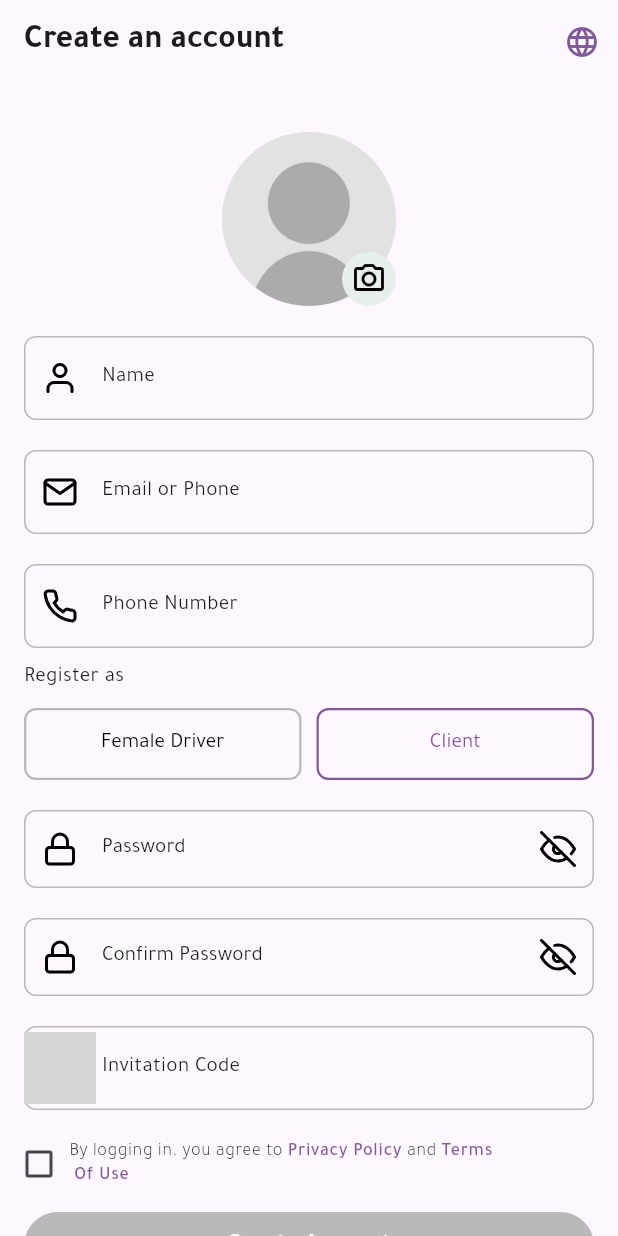
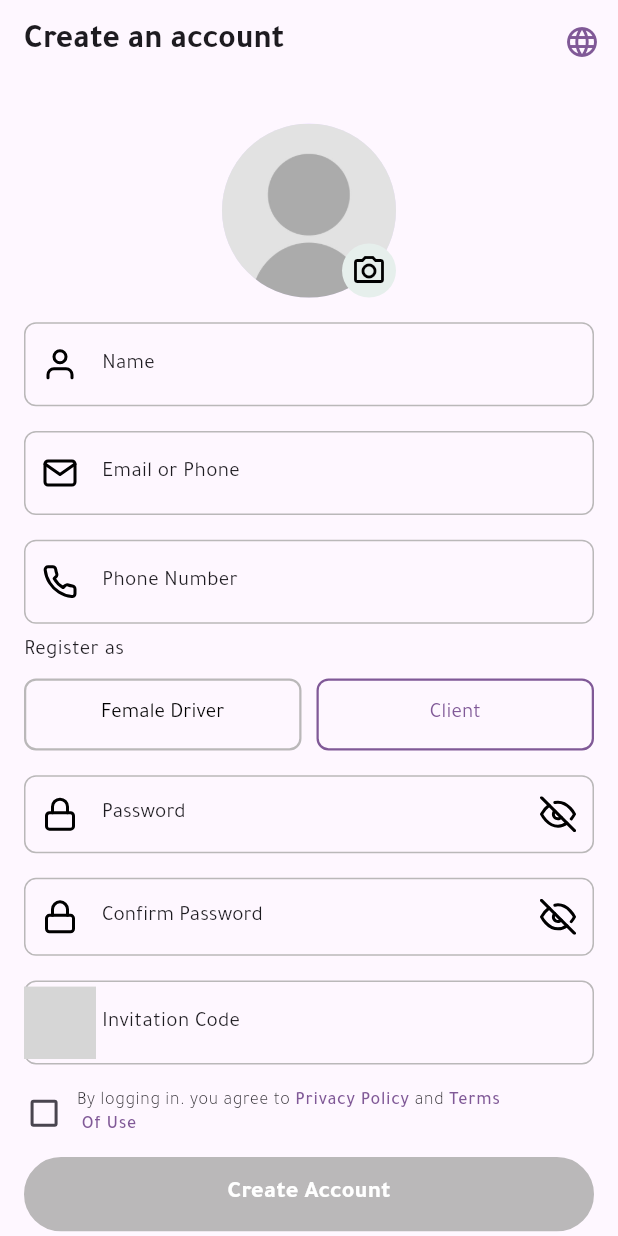
Before and after one commit to elsankry02/Lady_Driver_App, a Flutter app: the screen it shows after launch, after a tap on "Skip", after a tap on "Create Account", on a phone screen of 412 x 824 dp. Run offline on Flutter 3.47's test engine with Material 3 defaults, Android fonts, the phone set to English and light mode, and no system bars; our stand-ins replace auto_route, bloc, flutter_bloc, flutter_svg, image_picker, pinput and 1 more; grey boxes are pictures that could not be loaded.

Commit message:
finished adding media Query to the application

```diff
--- a/lib/core/components/custom_botton.dart
+++ b/lib/core/components/custom_botton.dart
@@ -20,7 +20,7 @@ class CustomBotton extends StatelessWidget {
     double mediaQueryHeight = MediaQuery.of(context).size.height;
     double mediaQueryWidth = MediaQuery.of(context).size.width;
     return Container(
-      height: mediaQueryHeight * 0.055,
+      height: mediaQueryHeight * 0.060,
       width: mediaQueryWidth,
       decoration: BoxDecoration(
         border: Border.all(
--- a/lib/core/components/rich_text_privacy_policy.dart
+++ b/lib/core/components/rich_text_privacy_policy.dart
@@ -16,20 +16,25 @@ class _RichTextPrivacyPolicyState extends State<RichTextPrivacyPolicy> {
   @override
   Widget build(BuildContext context) {
     final textTheme = Theme.of(context).textTheme;
+    double mediaQueryWidth = MediaQuery.of(context).size.width;
+    double mediaQueryHeight = MediaQuery.of(context).size.height;
 
-    return Row(
+    return Expanded(
+      child: Row(
         children: [
           //! checkBox
-        SizedBox(
-          height: 20,
-          width: 20,
+          Container(
+            margin: EdgeInsetsDirectional.symmetric(
+                horizontal: mediaQueryWidth * 0.020),
+            height: mediaQueryHeight * 0.025,
+            width: mediaQueryWidth * 0.025,
             child: Checkbox(
               activeColor: ColorManger.kPrimaryColor,
               value: widget.value,
               onChanged: widget.onChanged,
             ),
           ),
-        const SizedBox(width: 10),
+          SizedBox(width: mediaQueryWidth * 0.020),
           RichText(
             text: TextSpan(
               children: [
@@ -59,6 +64,7 @@ class _RichTextPrivacyPolicyState extends State<RichTextPrivacyPolicy> {
             ),
           ),
         ],
+      ),
     );
   }
 }
--- a/lib/home/data/manger/app_language/app_language_cubit.dart
+++ b/lib/home/data/manger/app_language/app_language_cubit.dart
@@ -1,7 +1,8 @@
 import 'package:bloc/bloc.dart';
+import 'package:meta/meta.dart';
+
 import '../../../../core/cached/cached_helper.dart';
 import '../../../../core/models/enums_local_language.dart';
-import 'package:meta/meta.dart';
 
 part 'app_language_state.dart';
 
--- a/lib/home/pages/change_language/change_language_page.dart
+++ b/lib/home/pages/change_language/change_language_page.dart
@@ -1,9 +1,9 @@
 import 'package:auto_route/auto_route.dart';
 import 'package:flutter/material.dart';
 import 'package:flutter_bloc/flutter_bloc.dart';
-import '../../../core/constant/color_manger.dart';
 
 import '../../../core/cached/cached_helper.dart';
+import '../../../core/constant/color_manger.dart';
 import '../../../core/models/enums_local_language.dart';
 import '../../../l10n/app_localizations.dart';
 import '../../data/manger/app_language/app_language_cubit.dart';
@@ -43,7 +43,7 @@ class _ChangeLanguagePageState extends State<ChangeLanguagePage> {
       ),
       body: SafeArea(
         child: Padding(
-          padding: const EdgeInsets.symmetric(horizontal: 15),
+          padding: const EdgeInsetsDirectional.symmetric(horizontal: 15),
           child: Column(
             children: [
               Directionality(
--- a/lib/home/pages/create_an_account/create_an_account_page.dart
+++ b/lib/home/pages/create_an_account/create_an_account_page.dart
@@ -1,8 +1,8 @@
 import 'package:auto_route/auto_route.dart';
 import 'package:flutter/material.dart';
-import '../../../core/components/custom_icon_change_language.dart';
 
 import '../../../core/components/custom_botton.dart';
+import '../../../core/components/custom_icon_change_language.dart';
 import '../../../core/components/custom_textformfield.dart';
 import '../../../core/components/custom_textformfield_password.dart';
 import '../../../core/components/rich_text_privacy_policy.dart';
@@ -42,11 +42,9 @@ class _CreateAnAccountPageState extends State<CreateAnAccountPage> {
   @override
   Widget build(BuildContext context) {
     final textTheme = Theme.of(context).textTheme;
-    const sizedbox = SizedBox(height: 20);
+    double mediaQueryHeight = MediaQuery.of(context).size.height;
     return Scaffold(
       appBar: AppBar(
-        forceMaterialTransparency: true,
-        automaticallyImplyLeading: false,
         title:
             //! إنشاء حساب في ليدي درايفر
             Text(
@@ -57,16 +55,19 @@ class _CreateAnAccountPageState extends State<CreateAnAccountPage> {
           //! Custom Icon Change Language
           CustomIconChangeLanguagePage(),
         ],
+        forceMaterialTransparency: true,
+        automaticallyImplyLeading: false,
       ),
       body: Form(
         key: keyform,
         child: ListView(
-          padding: const EdgeInsets.symmetric(horizontal: 16),
+          padding: const EdgeInsetsDirectional.symmetric(horizontal: 16),
           children: [
-            const SizedBox(height: 32),
+            SizedBox(height: mediaQueryHeight * 0.032),
             //! الصورة
             const CirclerImagePicker(),
-            sizedbox,
+            SizedBox(height: mediaQueryHeight * 0.020),
+
             //! الاسم
             CustomTextFormField(
               validator: (value) {
@@ -80,7 +81,7 @@ class _CreateAnAccountPageState extends State<CreateAnAccountPage> {
               suffixIcon: SvgManger.kUser,
               controller: userController,
             ),
-            sizedbox,
+            SizedBox(height: mediaQueryHeight * 0.020),
             //! البريد الالكترونى
             CustomTextFormField(
               validator: (value) {
@@ -94,7 +95,7 @@ class _CreateAnAccountPageState extends State<CreateAnAccountPage> {
               suffixIcon: SvgManger.kMail,
               controller: emailController,
             ),
-            sizedbox,
+            SizedBox(height: mediaQueryHeight * 0.020),
             //! رقم الهاتف
             CustomTextFormField(
               validator: (value) {
@@ -109,15 +110,16 @@ class _CreateAnAccountPageState extends State<CreateAnAccountPage> {
               keyboardType: TextInputType.phone,
               controller: phoneController,
             ),
-            const SizedBox(height: 10),
+            SizedBox(height: mediaQueryHeight * 0.010),
+
             //! تسجيل الدخول ک
             Text(
               AppLocalizations.of(context)!.registerAs,
             ),
-            const SizedBox(height: 10),
+            SizedBox(height: mediaQueryHeight * 0.010),
             //! Create Account Enum Widget
             const EnumsCreateAccountWidget(),
-            sizedbox,
+            SizedBox(height: mediaQueryHeight * 0.020),
             //! كلمة المرور
             CustomTextFormFiledPassword(
               validator: (value) {
@@ -131,7 +133,8 @@ class _CreateAnAccountPageState extends State<CreateAnAccountPage> {
               suffixIcon: SvgManger.kLock,
               controller: passwordController,
             ),
-            sizedbox, //! تاكيد كلمه المرور
+            SizedBox(height: mediaQueryHeight * 0.020),
+            //! تاكيد كلمه المرور
             CustomTextFormFiledPassword(
               validator: (value) {
                 if (value!.length < 6) {
@@ -144,7 +147,7 @@ class _CreateAnAccountPageState extends State<CreateAnAccountPage> {
               suffixIcon: SvgManger.kLock,
               controller: passwordController,
             ),
-            sizedbox,
+            SizedBox(height: mediaQueryHeight * 0.020),
             //! كود الدعوة
             CustomTextFormField(
               validator: (value) {
@@ -158,7 +161,7 @@ class _CreateAnAccountPageState extends State<CreateAnAccountPage> {
               suffixIcon: SvgManger.kShare2,
               controller: inviteCodeController,
             ),
-            sizedbox,
+            SizedBox(height: mediaQueryHeight * 0.020),
             //! CheckBox & سياسه الخصوصيه
             RichTextPrivacyPolicy(
               value: isSelected,
@@ -168,7 +171,8 @@ class _CreateAnAccountPageState extends State<CreateAnAccountPage> {
                 });
               },
             ),
-            const SizedBox(height: 16),
+            SizedBox(height: mediaQueryHeight * 0.016),
+
             //! إنشاء الحساب
             GestureDetector(
               onTap: isSelected
@@ -186,10 +190,10 @@ class _CreateAnAccountPageState extends State<CreateAnAccountPage> {
                       ? ColorManger.kPrimaryColor
                       : ColorManger.kBorderColor),
             ),
-            const SizedBox(height: 30),
+            SizedBox(height: mediaQueryHeight * 0.030),
             //! Rich Text
             RichTextCreateAnAccountWidget(textTheme: textTheme),
-            sizedbox,
+            SizedBox(height: mediaQueryHeight * 0.020),
           ],
         ),
       ),
--- a/lib/home/pages/on_boarding/onboarding_page.dart
+++ b/lib/home/pages/on_boarding/onboarding_page.dart
@@ -29,11 +29,13 @@ class _OnboardingPageState extends State<OnboardingPage> {
 
   @override
   Widget build(BuildContext context) {
+    double mediaQueryHeight = MediaQuery.of(context).size.height;
+    double mediaQueryWidth = MediaQuery.of(context).size.width;
     final textTheme = Theme.of(context).textTheme;
     return Scaffold(
       body: SafeArea(
         child: Padding(
-          padding: const EdgeInsets.symmetric(horizontal: 16),
+          padding: const EdgeInsetsDirectional.symmetric(horizontal: 16),
           child: Column(
             children: [
               Expanded(
@@ -50,12 +52,11 @@ class _OnboardingPageState extends State<OnboardingPage> {
                   itemCount: listOnBoarding.length,
                   itemBuilder: (context, index) => Column(
                     children: [
-                      const SizedBox(height: 13),
+                      SizedBox(height: mediaQueryHeight * 0.013),
                       //! Skip
                       GestureDetector(
                         onTap: () {
                           CachedHelper.setBool(key: 'SavedData', value: true);
-
                           context.router.replace(const WelcomeRoute());
                         },
                         child: SizedBox(
@@ -68,14 +69,15 @@ class _OnboardingPageState extends State<OnboardingPage> {
                           ),
                         ),
                       ),
-                      const SizedBox(height: 74),
+                      SizedBox(height: mediaQueryHeight * 0.074),
+
                       //! image
                       Image.asset(
-                        height: 285,
-                        width: 285,
+                        height: mediaQueryHeight * 0.285,
+                        width: mediaQueryWidth,
                         listOnBoarding[index].image,
                       ),
-                      const SizedBox(height: 89),
+                      SizedBox(height: mediaQueryHeight * 0.090),
                       //! text
                       Text(
                         listOnBoarding[index].text,
@@ -83,7 +85,7 @@ class _OnboardingPageState extends State<OnboardingPage> {
                           fontWeight: FontWeight.w700,
                         ),
                       ),
-                      const SizedBox(height: 24),
+                      SizedBox(height: mediaQueryHeight * 0.024),
                       //! labalText
                       Text(
                         textAlign: TextAlign.center,
@@ -92,7 +94,7 @@ class _OnboardingPageState extends State<OnboardingPage> {
                           fontWeight: FontWeight.w500,
                         ),
                       ),
-                      const SizedBox(height: 24),
+                      SizedBox(height: mediaQueryHeight * 0.024),
                     ],
                   ),
                 ),
@@ -101,16 +103,15 @@ class _OnboardingPageState extends State<OnboardingPage> {
               Dot(
                 currentindex: currentindex,
               ),
-              const SizedBox(height: 90),
+              SizedBox(height: mediaQueryHeight * 0.090),
+
               //! CustomBottonNavigator
               GestureDetector(
                 onTap: () {
                   CachedHelper.setBool(key: 'SavedData', value: true);
                   if (currentindex == listOnBoarding.length - 1) {
                     context.router.replaceAll(
-                      [
-                        const WelcomeRoute(),
-                      ],
+                      [const WelcomeRoute()],
                     );
                   }
                   _controller.animateToPage(
@@ -126,7 +127,7 @@ class _OnboardingPageState extends State<OnboardingPage> {
                   text: AppLocalizations.of(context)!.next,
                 ),
               ),
-              const SizedBox(height: 64),
+              SizedBox(height: mediaQueryHeight * 0.064),
             ],
           ),
         ),
--- a/lib/home/pages/on_boarding/widget/dot.dart
+++ b/lib/home/pages/on_boarding/widget/dot.dart
@@ -1,4 +1,5 @@
 import 'package:flutter/material.dart';
+
 import '../../../../core/constant/color_manger.dart';
 import '../../../../core/models/onboarding_model.dart';
 
@@ -7,15 +8,19 @@ class Dot extends StatelessWidget {
   final int currentindex;
   @override
   Widget build(BuildContext context) {
+    double mediaQueryHeight = MediaQuery.of(context).size.height;
+    double mediaQueryWidth = MediaQuery.of(context).size.width;
     return Row(
       mainAxisAlignment: MainAxisAlignment.center,
       children: [
         ...List.generate(
           listOnBoarding.length,
           (index) => Container(
-            margin: const EdgeInsets.only(right: 5),
-            height: 7,
-            width: currentindex == index ? 20 : 7,
+            margin: const EdgeInsetsDirectional.only(start: 5),
+            height: mediaQueryHeight * 0.010,
+            width: currentindex == index
+                ? mediaQueryWidth * 0.050
+                : mediaQueryWidth * 0.020,
             decoration: BoxDecoration(
               color: ColorManger.kPrimaryColor,
               borderRadius: BorderRadius.circular(50),
--- a/lib/home/pages/splash/splash_page.dart
+++ b/lib/home/pages/splash/splash_page.dart
@@ -1,6 +1,7 @@
 import 'package:auto_route/auto_route.dart';
 import 'package:flutter/material.dart';
 import 'package:flutter_svg/flutter_svg.dart';
+
 import '../../../core/cached/cached_helper.dart';
 import '../../../core/constant/color_manger.dart';
 import '../../../core/constant/string_manager.dart';
@@ -46,6 +47,7 @@ class _SplashPageState extends State<SplashPage> {
 
   @override
   Widget build(BuildContext context) {
+    double mediaQueryHeight = MediaQuery.of(context).size.height;
     final textTheme = Theme.of(context).textTheme;
     return Scaffold(
       body: Center(
@@ -54,7 +56,7 @@ class _SplashPageState extends State<SplashPage> {
           children: [
             //! image
             SvgPicture.asset(SvgManger.kLogo),
-            const SizedBox(height: 16),
+            SizedBox(height: mediaQueryHeight * 0.016),
             //! text
             Text(
               'LadyDriver',
@@ -64,7 +66,7 @@ class _SplashPageState extends State<SplashPage> {
                 color: ColorManger.kPrimaryColor,
               ),
             ),
-            const SizedBox(height: 16),
+            SizedBox(height: mediaQueryHeight * 0.016),
             //! lableText
             Text(
               'Your Comfort Zone',
--- a/lib/home/pages/welcome/welcome_page.dart
+++ b/lib/home/pages/welcome/welcome_page.dart
@@ -18,7 +18,7 @@ class WelcomePage extends StatelessWidget {
     double mediaQueryWidth = MediaQuery.of(context).size.width;
     return Scaffold(
       body: Padding(
-        padding: const EdgeInsets.symmetric(horizontal: 16),
+        padding: const EdgeInsetsDirectional.symmetric(horizontal: 16),
         child: SafeArea(
           child: Column(
             crossAxisAlignment: CrossAxisAlignment.start,
```
Also changed, not shown: lib/home/pages/forget_password/forget_password_page.dart (+13 -8 lines), lib/home/pages/login/login_page.dart (+12 -10 lines), lib/home/pages/modify_password/modify_password_page.dart (+10 -7 lines), lib/home/pages/verification_code/verification_code_page.dart (+9 -10 lines). Lines whose indentation alone changed are shown as unchanged.
